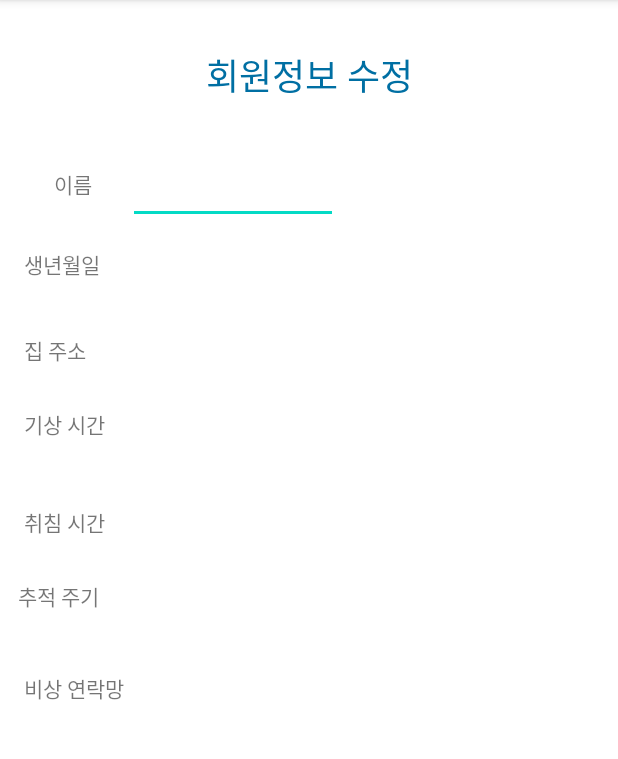
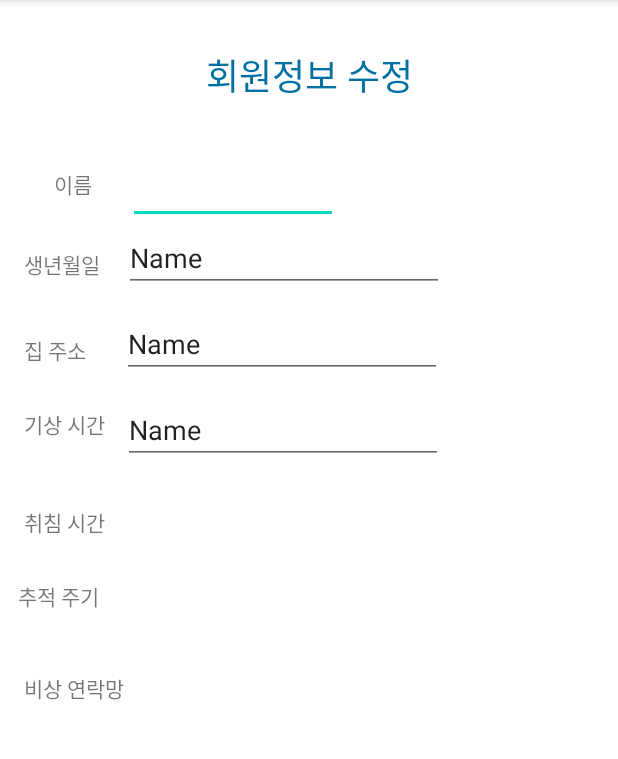
Before and after one commit to bae1022/Blooming, an Android app: the UserUpdateActivity screen opened directly, with no data from a screen before it, on a phone screen of 412 x 824 dp, the part 84-843 px from its top. Run offline under Robolectric (Android 15) with nearby library versions, the phone set to English and light mode, and no system bars.

```diff
--- a/app/src/main/res/layout/setting_update.xml
+++ b/app/src/main/res/layout/setting_update.xml
@@ -107,4 +107,42 @@
         android:text="비상 연락망"
         app:layout_constraintStart_toStartOf="parent"
         app:layout_constraintTop_toBottomOf="@+id/textView21" />
+
+    <EditText
+        android:id="@+id/editTextTextPersonName"
+        android:layout_width="wrap_content"
+        android:layout_height="wrap_content"
+        android:layout_marginStart="16dp"
+        android:layout_marginLeft="16dp"
+        android:ems="10"
+        android:inputType="textPersonName"
+        android:text="Name"
+        app:layout_constraintStart_toEndOf="@+id/textView17"
+        app:layout_constraintTop_toBottomOf="@+id/db_name" />
+
+    <EditText
+        android:id="@+id/editTextTextPersonName2"
+        android:layout_width="wrap_content"
+        android:layout_height="wrap_content"
+        android:layout_marginStart="24dp"
+        android:layout_marginLeft="24dp"
+        android:layout_marginTop="12dp"
+        android:ems="10"
+        android:inputType="textPersonName"
+        android:text="Name"
+        app:layout_constraintStart_toEndOf="@+id/textView18"
+        app:layout_constraintTop_toBottomOf="@+id/editTextTextPersonName" />
+
+    <EditText
+        android:id="@+id/editTextTextPersonName3"
+        android:layout_width="wrap_content"
+        android:layout_height="wrap_content"
+        android:layout_marginStart="12dp"
+        android:layout_marginLeft="12dp"
+        android:layout_marginTop="12dp"
+        android:ems="10"
+        android:inputType="textPersonName"
+        android:text="Name"
+        app:layout_constraintStart_toEndOf="@+id/textView19"
+        app:layout_constraintTop_toBottomOf="@+id/editTextTextPersonName2" />
 </androidx.constraintlayout.widget.ConstraintLayout>
```
